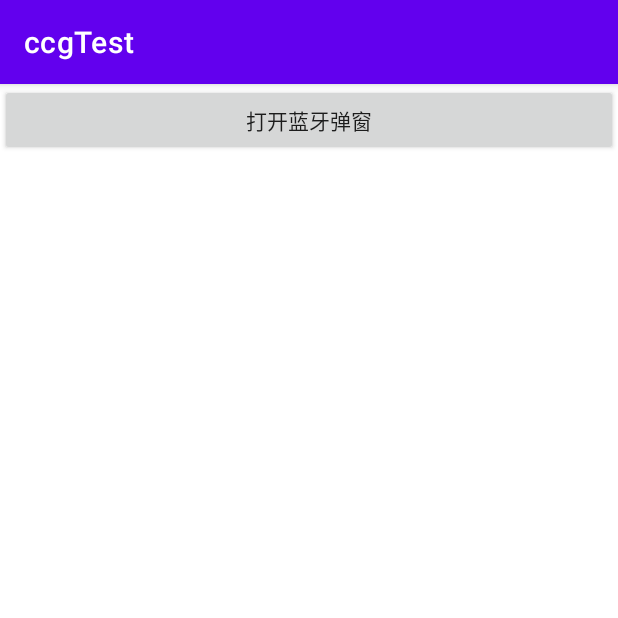
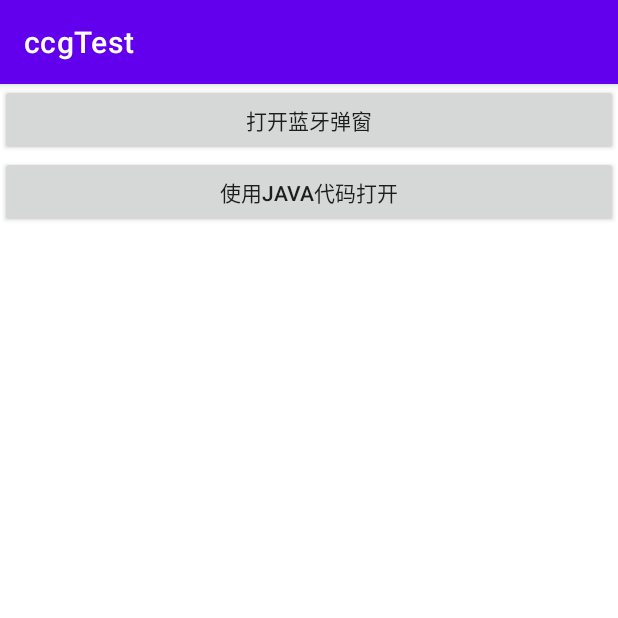
Before and after one commit to wl948508016/JD5-Bluetooth, an Android app: the screen it shows after launch (MainActivity), on a phone screen of 412 x 824 dp, the top half of it. Run offline under Robolectric (Android 15) with nearby library versions, the phone set to English and light mode, and no system bars.

Commit message:
修复闪退

```diff
--- a/app/src/main/AndroidManifest.xml
+++ b/app/src/main/AndroidManifest.xml
@@ -22,6 +22,7 @@
                 <category android:name="android.intent.category.LAUNCHER" />
             </intent-filter>
         </activity>
+        <activity android:name=".TestActivity"/>
     </application>
 
 </manifest>
--- a/app/src/main/java/com/bdtd/ccgtest/MainActivity.kt
+++ b/app/src/main/java/com/bdtd/ccgtest/MainActivity.kt
@@ -1,5 +1,6 @@
 package com.bdtd.ccgtest
 
+import android.content.Intent
 import androidx.appcompat.app.AppCompatActivity
 import android.os.Bundle
 import android.view.View
@@ -9,6 +10,7 @@ import com.bdtd.ccg.CcgHelperKt
 
 class MainActivity : AppCompatActivity(), View.OnClickListener {
     private var btnOpenBluetoothDialog: AppCompatButton? = null
+    private var btnOpenForJava: AppCompatButton? = null
 
     override fun onCreate(savedInstanceState: Bundle?) {
         super.onCreate(savedInstanceState)
@@ -18,8 +20,10 @@ class MainActivity : AppCompatActivity(), View.OnClickListener {
 
     private fun initView() {
         btnOpenBluetoothDialog = findViewById(R.id.btnOpenBluetoothDialog)
+        btnOpenForJava = findViewById(R.id.btnOpenForJava)
 
         btnOpenBluetoothDialog?.setOnClickListener(this)
+        btnOpenForJava?.setOnClickListener(this)
     }
 
     override fun onClick(v: View?) {
@@ -44,6 +48,9 @@ class MainActivity : AppCompatActivity(), View.OnClickListener {
                     }
                 })
             }
+            R.id.btnOpenForJava -> {
+                startActivity(Intent(this, TestActivity::class.java))
+            }
         }
     }
 }
--- a/app/src/main/res/layout/activity_main.xml
+++ b/app/src/main/res/layout/activity_main.xml
@@ -15,4 +15,13 @@
         android:text="打开蓝牙弹窗"
         />
 
+    <androidx.appcompat.widget.AppCompatButton
+        android:id="@+id/btnOpenForJava"
+        android:layout_width="match_parent"
+        android:layout_height="wrap_content"
+        app:layout_constraintTop_toBottomOf="@+id/btnOpenBluetoothDialog"
+        app:layout_constraintEnd_toStartOf="parent"
+        android:text="使用java代码打开"
+        />
+
 </androidx.constraintlayout.widget.ConstraintLayout>
```
Also changed, not shown: app/src/main/java/com/bdtd/ccgtest/TestActivity.java (added, +35 -0 lines), app/src/main/res/layout/activity_test.xml (added, +16 -0 lines), ccg/src/main/java/com/bdtd/ccg/CcgHelperKt.kt (+22 -4 lines), ccg/src/main/java/com/bdtd/ccg/ui/BluetoothDialog.kt (+3 -6 lines).
